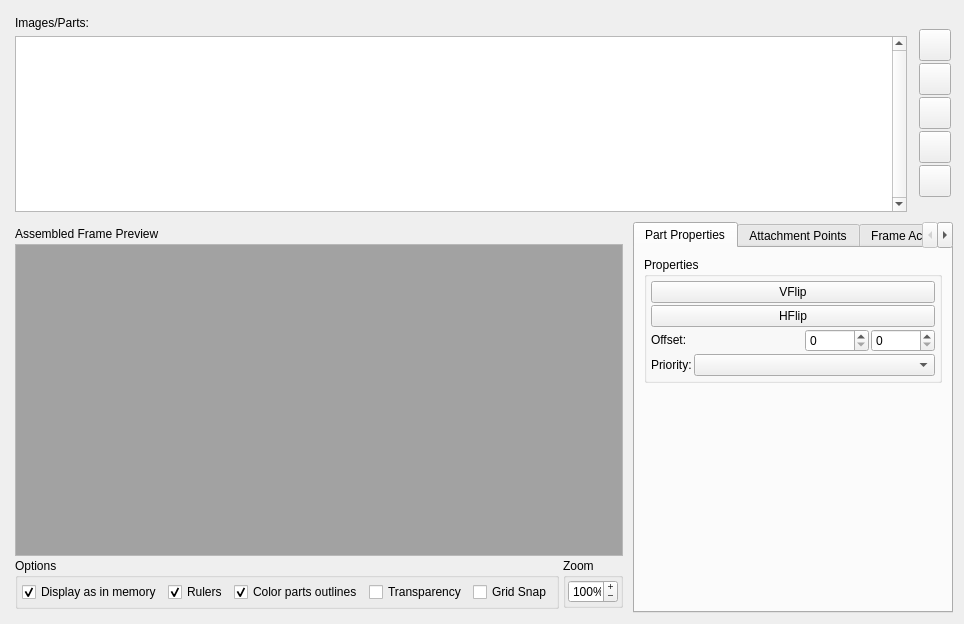
First picture: the form in src/ui/tabs/tabframes.ui, repository PsyCommando/ppmdu_spriteeditor, before the edit.
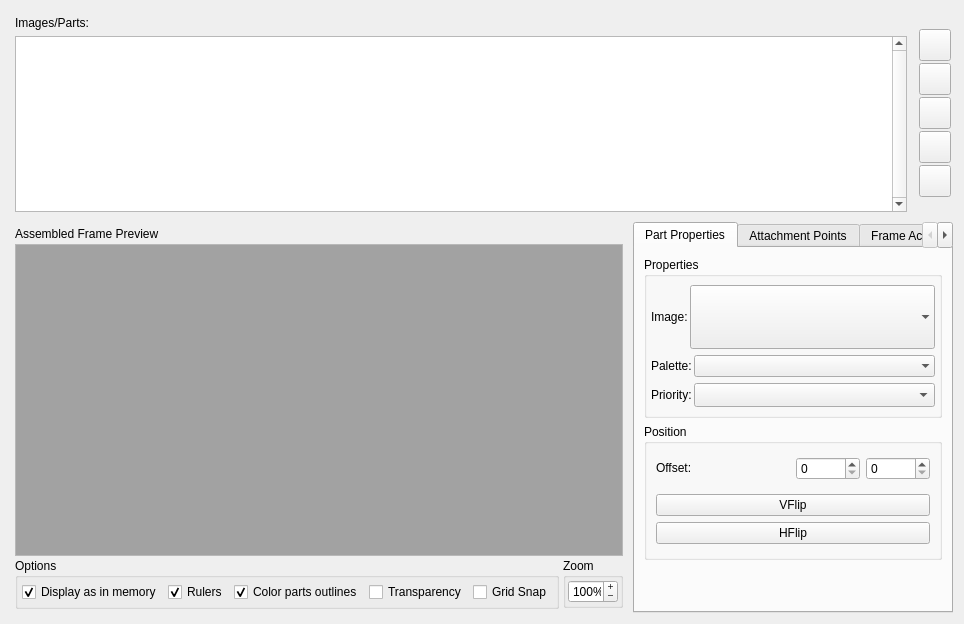
Second picture: the form after the edit. The open tabs and pages were chosen to show the change. Icons and pictures are not drawn.

Diff of the .ui file:
```diff
--- a/src/ui/tabs/tabframes.ui
+++ b/src/ui/tabs/tabframes.ui
@@ -739,65 +739,151 @@
              <number>4</number>
             </property>
             <item>
-             <widget class="QPushButton" name="btnFrmVFlip">
-              <property name="sizePolicy">
-               <sizepolicy hsizetype="Preferred" vsizetype="Fixed">
-                <horstretch>0</horstretch>
-                <verstretch>0</verstretch>
-               </sizepolicy>
+             <layout class="QHBoxLayout" name="horizontalLayout_3">
+              <property name="leftMargin">
+               <number>0</number>
               </property>
-              <property name="minimumSize">
-               <size>
-                <width>92</width>
-                <height>0</height>
-               </size>
+              <property name="topMargin">
+               <number>4</number>
               </property>
-              <property name="toolTip">
-               <string>&lt;html&gt;&lt;head/&gt;&lt;body&gt;&lt;p&gt;Toggles flipping the current part from top to bottom.&lt;/p&gt;&lt;/body&gt;&lt;/html&gt;</string>
+              <property name="rightMargin">
+               <number>0</number>
               </property>
-              <property name="text">
-               <string>VFlip</string>
+              <property name="bottomMargin">
+               <number>4</number>
               </property>
-              <property name="icon">
-               <iconset resource="../../../appres.qrc">
-                <normaloff>:/resources/fugue-icons-3.5.6/icons/layer-flip-vertical.png</normaloff>:/resources/fugue-icons-3.5.6/icons/layer-flip-vertical.png</iconset>
-              </property>
-              <property name="checkable">
-               <bool>true</bool>
-              </property>
-             </widget>
+              <item>
+               <widget class="QLabel" name="lblImage">
+                <property name="text">
+                 <string>Image:</string>
+                </property>
+               </widget>
+              </item>
+              <item>
+               <widget class="QComboBox" name="cmbPartImage">
+                <property name="sizePolicy">
+                 <sizepolicy hsizetype="Fixed" vsizetype="Fixed">
+                  <horstretch>0</horstretch>
+                  <verstretch>0</verstretch>
+                 </sizepolicy>
+                </property>
+                <property name="minimumSize">
+                 <size>
+                  <width>192</width>
+                  <height>64</height>
+                 </size>
+                </property>
+                <property name="sizeAdjustPolicy">
+                 <enum>QComboBox::AdjustToMinimumContentsLengthWithIcon</enum>
+                </property>
+                <property name="minimumContentsLength">
+                 <number>128</number>
+                </property>
+                <property name="frame">
+                 <bool>false</bool>
+                </property>
+               </widget>
+              </item>
+             </layout>
             </item>
             <item>
-             <widget class="QPushButton" name="btnFrmHFlip">
-              <property name="sizePolicy">
-               <sizepolicy hsizetype="Preferred" vsizetype="Fixed">
-                <horstretch>0</horstretch>
-                <verstretch>0</verstretch>
-               </sizepolicy>
+             <layout class="QHBoxLayout" name="horizontalLayout_4">
+              <item>
+               <widget class="QLabel" name="lblPalette">
+                <property name="text">
+                 <string>Palette:</string>
+                </property>
+               </widget>
+              </item>
+              <item>
+               <widget class="QComboBox" name="cmbPartPal">
+                <property name="sizePolicy">
+                 <sizepolicy hsizetype="Fixed" vsizetype="Fixed">
+                  <horstretch>0</horstretch>
+                  <verstretch>0</verstretch>
+                 </sizepolicy>
+                </property>
+                <property name="minimumSize">
+                 <size>
+                  <width>192</width>
+                  <height>0</height>
+                 </size>
+                </property>
+                <property name="sizeAdjustPolicy">
+                 <enum>QComboBox::AdjustToMinimumContentsLengthWithIcon</enum>
+                </property>
+                <property name="minimumContentsLength">
+                 <number>128</number>
+                </property>
+                <property name="frame">
+                 <bool>false</bool>
+                </property>
+               </widget>
+              </item>
+             </layout>
+            </item>
+            <item>
+             <layout class="QHBoxLayout" name="hlPriority">
+              <property name="topMargin">
+               <number>4</number>
               </property>
-              <property name="minimumSize">
-               <size>
-                <width>92</width>
-                <height>0</height>
-               </size>
+              <property name="bottomMargin">
+               <number>4</number>
               </property>
-              <property name="toolTip">
-               <string>&lt;html&gt;&lt;head/&gt;&lt;body&gt;&lt;p&gt;Toggles flipping the current part from left to right.&lt;/p&gt;&lt;/body&gt;&lt;/html&gt;</string>
-              </property>
-              <property name="text">
-               <string>HFlip</string>
-              </property>
-              <property name="icon">
-               <iconset resource="../../../appres.qrc">
-                <normaloff>:/resources/fugue-icons-3.5.6/icons/layer-flip.png</normaloff>:/resources/fugue-icons-3.5.6/icons/layer-flip.png</iconset>
-              </property>
-              <property name="checkable">
-               <bool>true</bool>
-              </property>
-             </widget>
+              <item>
+               <widget class="QLabel" name="lblPriority">
+                <property name="text">
+                 <string>Priority:</string>
+                </property>
+               </widget>
+              </item>
+              <item>
+               <widget class="QComboBox" name="cmbPartPriority">
+                <property name="sizePolicy">
+                 <sizepolicy hsizetype="Fixed" vsizetype="Fixed">
+                  <horstretch>0</horstretch>
+                  <verstretch>0</verstretch>
+                 </sizepolicy>
+                </property>
+                <property name="minimumSize">
+                 <size>
+                  <width>192</width>
+                  <height>0</height>
+                 </size>
+                </property>
+                <property name="toolTip">
+                 <string>&lt;html&gt;&lt;head/&gt;&lt;body&gt;&lt;p&gt;Sets the Z priority for all parts in the frame to the one chosen!&lt;/p&gt;&lt;/body&gt;&lt;/html&gt;</string>
+                </property>
+                <property name="sizeAdjustPolicy">
+                 <enum>QComboBox::AdjustToMinimumContentsLengthWithIcon</enum>
+                </property>
+                <property name="minimumContentsLength">
+                 <number>128</number>
+                </property>
+                <property name="frame">
+                 <bool>true</bool>
+                </property>
+               </widget>
+              </item>
+             </layout>
             </item>
+           </layout>
+          </widget>
+         </item>
+         <item>
+          <widget class="QGroupBox" name="grpTransform">
+           <property name="title">
+            <string>Position</string>
+           </property>
+           <layout class="QVBoxLayout" name="verticalLayout_5" stretch="1,1">
             <item>
              <layout class="QHBoxLayout" name="hlOffsetSection">
+              <property name="topMargin">
+               <number>4</number>
+              </property>
+              <property name="bottomMargin">
+               <number>4</number>
+              </property>
               <item>
                <widget class="QLabel" name="lblOffset">
                 <property name="sizePolicy">
@@ -874,24 +960,68 @@
              </layout>
             </item>
             <item>
-             <layout class="QHBoxLayout" name="hlPriority">
+             <layout class="QVBoxLayout" name="verticalLayout">
+              <property name="topMargin">
+               <number>4</number>
+              </property>
+              <property name="bottomMargin">
+               <number>4</number>
+              </property>
               <item>
-               <widget class="QLabel" name="lblPriority">
+               <widget class="QPushButton" name="btnPartVFlip">
+                <property name="sizePolicy">
+                 <sizepolicy hsizetype="Preferred" vsizetype="Fixed">
+                  <horstretch>0</horstretch>
+                  <verstretch>0</verstretch>
+                 </sizepolicy>
+                </property>
+                <property name="minimumSize">
+                 <size>
+                  <width>92</width>
+                  <height>0</height>
+                 </size>
+                </property>
+                <property name="toolTip">
+                 <string>&lt;html&gt;&lt;head/&gt;&lt;body&gt;&lt;p&gt;Toggles flipping the current part from top to bottom.&lt;/p&gt;&lt;/body&gt;&lt;/html&gt;</string>
+                </property>
                 <property name="text">
-                 <string>Priority:</string>
+                 <string>VFlip</string>
+                </property>
+                <property name="icon">
+                 <iconset resource="../../../appres.qrc">
+                  <normaloff>:/resources/fugue-icons-3.5.6/icons/layer-flip-vertical.png</normaloff>:/resources/fugue-icons-3.5.6/icons/layer-flip-vertical.png</iconset>
+                </property>
+                <property name="checkable">
+                 <bool>true</bool>
                 </property>
                </widget>
               </item>
               <item>
-               <widget class="QComboBox" name="cmbFrmQuickPrio">
+               <widget class="QPushButton" name="btnPartHFlip">
                 <property name="sizePolicy">
-                 <sizepolicy hsizetype="MinimumExpanding" vsizetype="Fixed">
+                 <sizepolicy hsizetype="Preferred" vsizetype="Fixed">
                   <horstretch>0</horstretch>
                   <verstretch>0</verstretch>
                  </sizepolicy>
                 </property>
+                <property name="minimumSize">
+                 <size>
+                  <width>92</width>
+                  <height>0</height>
+                 </size>
+                </property>
                 <property name="toolTip">
-                 <string>&lt;html&gt;&lt;head/&gt;&lt;body&gt;&lt;p&gt;Sets the Z priority for all parts in the frame to the one chosen!&lt;/p&gt;&lt;/body&gt;&lt;/html&gt;</string>
+                 <string>&lt;html&gt;&lt;head/&gt;&lt;body&gt;&lt;p&gt;Toggles flipping the current part from left to right.&lt;/p&gt;&lt;/body&gt;&lt;/html&gt;</string>
+                </property>
+                <property name="text">
+                 <string>HFlip</string>
+                </property>
+                <property name="icon">
+                 <iconset resource="../../../appres.qrc">
+                  <normaloff>:/resources/fugue-icons-3.5.6/icons/layer-flip.png</normaloff>:/resources/fugue-icons-3.5.6/icons/layer-flip.png</iconset>
+                </property>
+                <property name="checkable">
+                 <bool>true</bool>
                 </property>
                </widget>
               </item>
@@ -908,7 +1038,7 @@
            <property name="sizeHint" stdset="0">
             <size>
              <width>20</width>
-             <height>206</height>
+             <height>40</height>
             </size>
            </property>
           </spacer>
```
Left out of the diff: 12 changed lines with no effect on the pictures.
